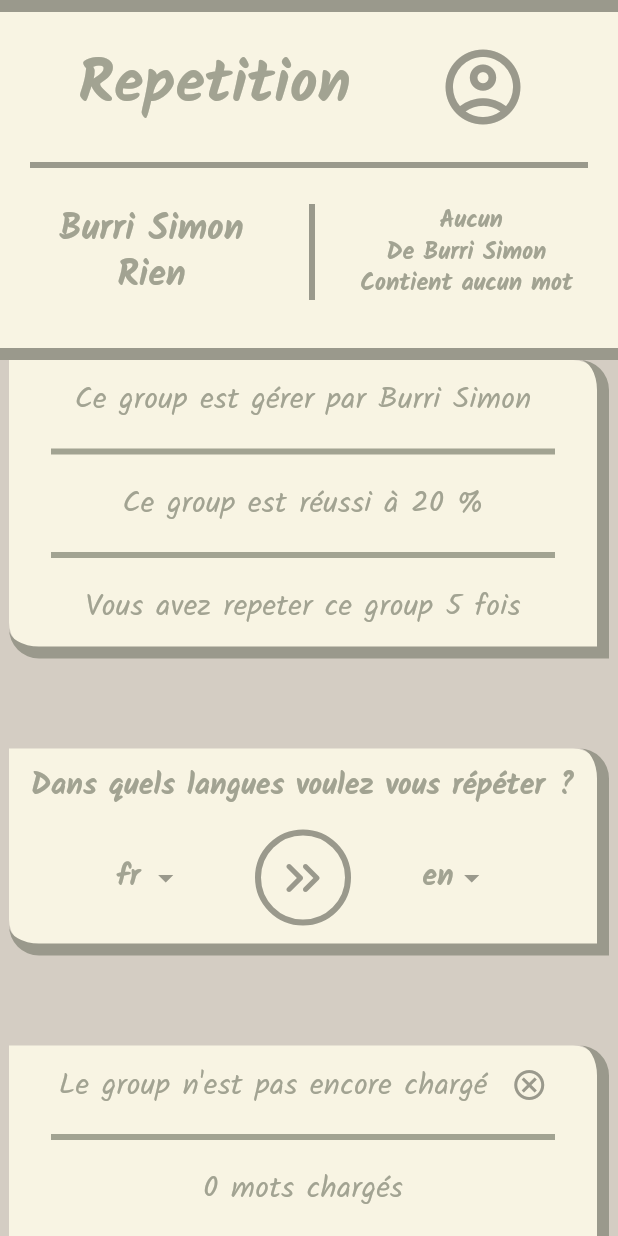
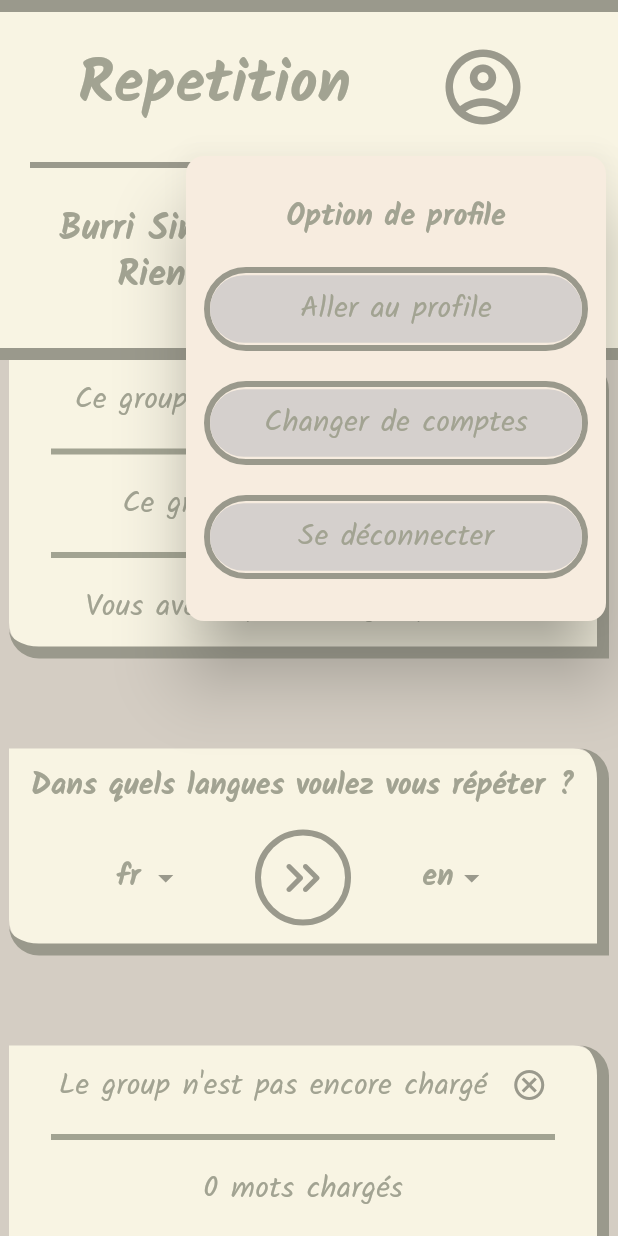
Before and after one commit to RubenLopesDaSilva/voc_app, a Flutter app: the RepetitionScreen screen opened directly with empty values, after a tap on the "account circle" icon, on a phone screen of 412 x 824 dp. Run offline on Flutter 3.47's test engine with Material 3 defaults, Android fonts, the phone set to English and light mode, and no system bars; our stand-ins replace dio, flutter_card_swiper, flutter_riverpod, flutter_secure_storage, go_router, google_fonts and 2 more; missing offline and left inert: flutter_flip_card, primer_progress_bar; accounts and stored records are empty; network calls fail.

Commit message:
Update 14:47 15.12.2025

```diff
--- a/lib/src/common/constants/gap.dart
+++ b/lib/src/common/constants/gap.dart
@@ -1,6 +1,7 @@
 import 'package:flutter/material.dart';
 import 'package:voc_app/src/common/constants/sizes.dart';
 
+const gapWinfinity = SizedBox(width: double.infinity);
 const gapW1 = SizedBox(width: Sizes.p1);
 const gapW2 = SizedBox(width: Sizes.p2);
 const gapW3 = SizedBox(width: Sizes.p3);
@@ -14,6 +15,7 @@ const gapW10 = SizedBox(width: Sizes.p10);
 const gapW15 = SizedBox(width: Sizes.p15);
 const gapW16 = SizedBox(width: Sizes.p16);
 
+const gapHinfinity = SizedBox(height: double.infinity);
 const gapH1 = SizedBox(height: Sizes.p1);
 const gapH2 = SizedBox(height: Sizes.p2);
 const gapH3 = SizedBox(height: Sizes.p3);
--- a/lib/src/common/constants/sizes.dart
+++ b/lib/src/common/constants/sizes.dart
@@ -1,6 +1,7 @@
 const double scale = 4;
 
 class Sizes {
+  static const double pZero = 0;
   static const double p1 = 1 * scale;
   static const double p2 = 2 * scale;
   static const double p3 = 3 * scale;
--- /dev/null
+++ b/lib/src/common/widgets/profile_menu_button.dart
@@ -0,0 +1,33 @@
+import 'package:flutter/material.dart';
+import 'package:voc_app/src/common/constants/sizes.dart';
+import 'package:voc_app/src/common/theme/theme.dart';
+import 'package:voc_app/src/common/widgets/styled_menu.dart';
+
+class ProfileMenuButton extends StatelessWidget {
+  const ProfileMenuButton({required this.children, super.key});
+
+  final List<Widget> children;
+
+  @override
+  Widget build(BuildContext context) {
+    return IconButton(
+      onPressed: () {
+        final RenderBox renderBox = context.findRenderObject() as RenderBox;
+        final Offset position = renderBox.localToGlobal(Offset.zero);
+        StyledMenu.show(
+          context: context,
+          dx: position.dx,
+          dy: position.dy + renderBox.size.height + Sizes.p2,
+          width: Sizes.p100,
+          height: Sizes.p10,
+          children: children,
+        );
+      },
+      icon: const Icon(
+        Icons.account_circle_outlined,
+        color: AppColors.secondaryAccent,
+        size: Sizes.p15,
+      ),
+    );
+  }
+}
--- /dev/null
+++ b/lib/src/common/widgets/styled_menu.dart
@@ -0,0 +1,41 @@
+import 'package:flutter/material.dart';
+import 'package:voc_app/src/common/constants/sizes.dart';
+import 'package:voc_app/src/common/theme/theme.dart';
+
+class StyledMenu {
+  static show({
+    required BuildContext context,
+    double dx = Sizes.pZero,
+    double dy = Sizes.pZero,
+    double width = Sizes.pZero,
+    double height = Sizes.pZero,
+    List<Widget> children = const [],
+  }) {
+    showMenu(
+      context: context,
+      shape: RoundedRectangleBorder(
+        borderRadius: BorderRadiusGeometry.circular(12),
+      ),
+      shadowColor: AppColors.secondaryAccent,
+      elevation: Sizes.p5,
+      position: RelativeRect.fromLTRB(
+        dx - Sizes.p5,
+        dy,
+        dx + Sizes.p100,
+        dy + Sizes.p2,
+      ),
+      items: [
+        PopupMenuItem(
+          enabled: false,
+          child: SizedBox(
+            width: Sizes.p75,
+            child: Column(
+              crossAxisAlignment: CrossAxisAlignment.center,
+              children: children,
+            ),
+          ),
+        ),
+      ],
+    );
+  }
+}
--- a/lib/src/features/repetition/presentation/repetition_screen.dart
+++ b/lib/src/features/repetition/presentation/repetition_screen.dart
@@ -9,6 +9,7 @@ import 'package:voc_app/src/common/constants/sizes.dart';
 import 'package:voc_app/src/common/localization/string_hardcoded.dart';
 import 'package:voc_app/src/common/theme/theme.dart';
 import 'package:voc_app/src/common/utilities/seed.dart';
+import 'package:voc_app/src/common/widgets/profile_menu_button.dart';
 import 'package:voc_app/src/common/widgets/sense_button.dart';
 import 'package:voc_app/src/common/widgets/styled_button.dart';
 import 'package:voc_app/src/common/widgets/styled_check.dart';
@@ -164,13 +165,41 @@ class _RepetitionScreenState extends ConsumerState<RepetitionScreen> {
               gapW10,
               StyledHeadline('Repetition'.hardcoded, fontSize: Sizes.p10),
               expandH10,
-              IconButton(
-                onPressed: () {},
-                icon: const Icon(
-                  Icons.account_circle_outlined,
-                  color: AppColors.secondaryAccent,
-                  size: Sizes.p15,
-                ),
+              ProfileMenuButton(
+                children: [
+                  gapH5,
+                  gapWinfinity,
+                  StyledHeadline(
+                    'Option de profile'.hardcoded,
+                    fontSize: Sizes.p5,
+                  ),
+                  gapH5,
+                  StyledButton(
+                    width: Sizes.p75,
+                    child: StyledText(
+                      'Aller au profile'.hardcoded,
+                      fontSize: Sizes.p5,
+                    ),
+                  ),
+                  gapH5,
+                  StyledButton(
+                    width: Sizes.p75,
+                    child: StyledText(
+                      'Changer de comptes'.hardcoded,
+                      fontSize: Sizes.p5,
+                    ),
+                  ),
+                  gapH5,
+                  StyledButton(
+                    width: Sizes.p75,
+                    onPressed: () {},
+                    child: StyledText(
+                      'Se déconnecter'.hardcoded,
+                      fontSize: Sizes.p5,
+                    ),
+                  ),
+                  gapH5,
+                ],
               ),
               gapW10,
             ],
```
Also changed, not shown: lib/src/features/repetition/presentation/repetitions_screen.dart (+37 -16 lines), lib/src/features/users/presentation/widgets/profile_show_dialog.dart (+18 -4 lines).
